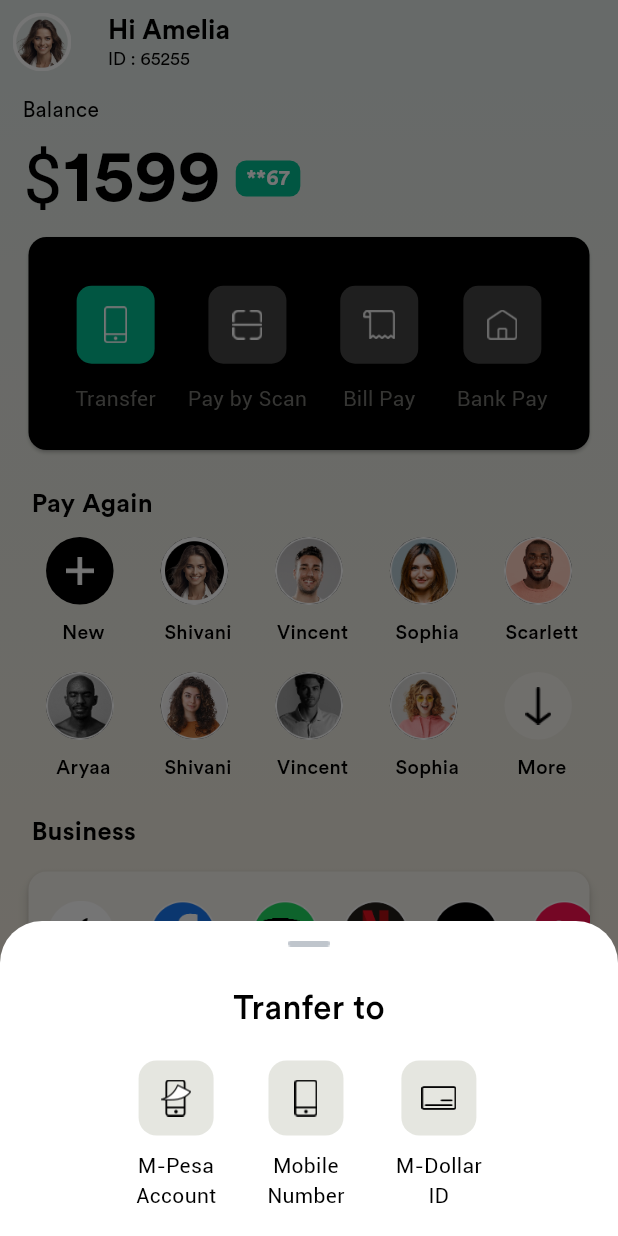
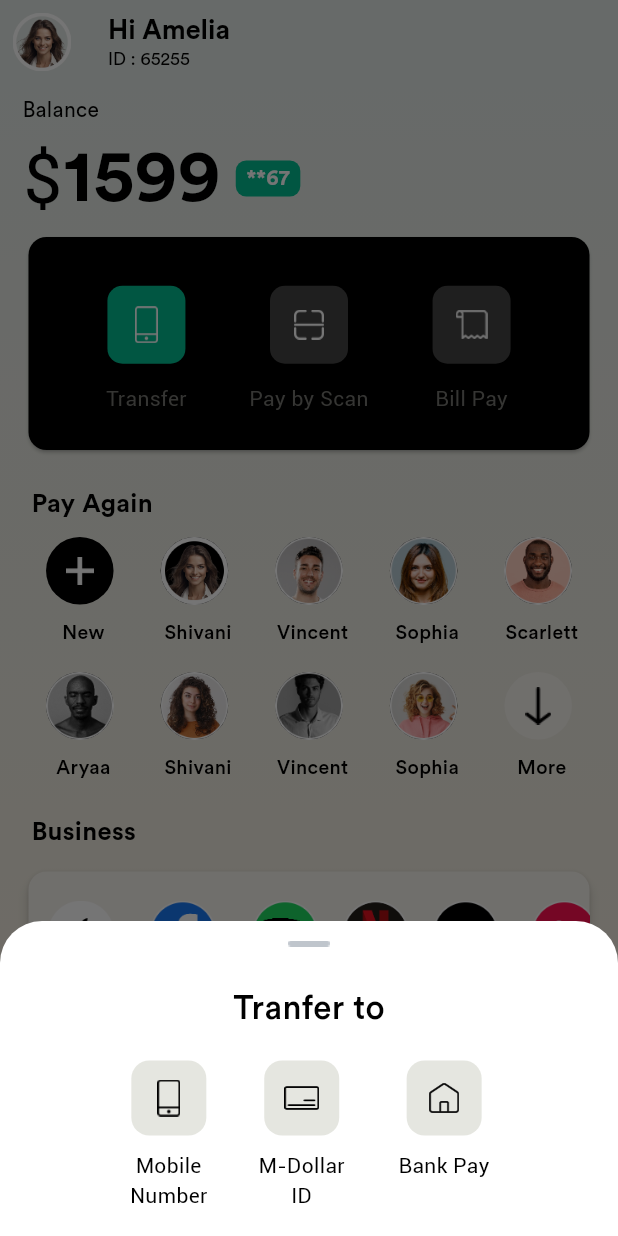
Before and after one commit to expoders8/M-Dollar-Expoders, a Flutter app: the screen it shows after launch, after a tap on "Transfer", on a phone screen of 412 x 824 dp. Run offline on Flutter 3.47's test engine with Material 3 defaults, Android fonts, the phone set to English and light mode, and no system bars; our stand-ins replace dotted_border, flutter_typeahead, get, image_picker; missing offline and left inert: qr_code_scanner; Roboto replaces fonts that are missing (CircularStd).

Commit message:
Design Changes

```diff
--- a/lib/app/ui/Home/home.dart
+++ b/lib/app/ui/Home/home.dart
@@ -238,8 +238,8 @@ class _HomePageState extends State<HomePage> {
                             "Pay by Scan", "assets/icons/noun-scan.png"),
                         buildPaymentCardWidget(
                             "Bill Pay", "assets/icons/document.png"),
-                        buildPaymentCardWidget(
-                            "Bank Pay", "assets/icons/homeicon.png"),
+                        // buildPaymentCardWidget(
+                        //     "Bank Pay", "assets/icons/homeicon.png"),
                         const SizedBox(width: 10),
                       ],
                     ),
@@ -464,39 +464,39 @@ class _HomePageState extends State<HomePage> {
                       Row(
                         mainAxisAlignment: MainAxisAlignment.center,
                         children: [
-                          GestureDetector(
-                            onTap: () {
-                              Get.back();
-                              Get.to(() => const MoneySendAndTransferPage(
-                                  tag: "M-Pesa Account"));
-                            },
-                            child: Column(
-                              children: [
-                                Container(
-                                  decoration: BoxDecoration(
-                                    borderRadius: BorderRadius.circular(12),
-                                    color: const Color(0xFFE5E6E0),
-                                  ),
-                                  height: 50,
-                                  width: 50,
-                                  child: Image.asset(
-                                    "assets/icons/transferMoney.png",
-                                    scale: 1.5,
-                                  ),
-                                ),
-                                const SizedBox(height: 10),
-                                const Text(
-                                  "M-Pesa\nAccount",
-                                  textAlign: TextAlign.center,
-                                  style: TextStyle(
-                                      color: kPrimaryColor,
-                                      fontSize: 14,
-                                      fontFamily: kCircularStdNormal),
-                                ),
-                              ],
-                            ),
-                          ),
-                          const SizedBox(width: 34),
+                          // GestureDetector(
+                          //   onTap: () {
+                          //     Get.back();
+                          //     Get.to(() => const MoneySendAndTransferPage(
+                          //         tag: "M-Pesa Account"));
+                          //   },
+                          //   child: Column(
+                          //     children: [
+                          //       Container(
+                          //         decoration: BoxDecoration(
+                          //           borderRadius: BorderRadius.circular(12),
+                          //           color: const Color(0xFFE5E6E0),
+                          //         ),
+                          //         height: 50,
+                          //         width: 50,
+                          //         child: Image.asset(
+                          //           "assets/icons/transferMoney.png",
+                          //           scale: 1.5,
+                          //         ),
+                          //       ),
+                          //       const SizedBox(height: 10),
+                          //       const Text(
+                          //         "M-Pesa\nAccount",
+                          //         textAlign: TextAlign.center,
+                          //         style: TextStyle(
+                          //             color: kPrimaryColor,
+                          //             fontSize: 14,
+                          //             fontFamily: kCircularStdNormal),
+                          //       ),
+                          //     ],
+                          //   ),
+                          // ),
+                          const SizedBox(width: 3),
                           GestureDetector(
                             onTap: () {
                               Get.back();
@@ -553,6 +553,39 @@ class _HomePageState extends State<HomePage> {
                                 const SizedBox(height: 10),
                                 const Text(
                                   "M-Dollar\nID",
+                                  textAlign: TextAlign.center,
+                                  style: TextStyle(
+                                      color: kPrimaryColor,
+                                      fontSize: 14,
+                                      fontFamily: kCircularStdNormal),
+                                ),
+                              ],
+                            ),
+                          ),
+                          const SizedBox(width: 34),
+                          GestureDetector(
+                            onTap: () {
+                              Get.back();
+                              bottomSheetforBankPay();
+                            },
+                            child: Column(
+                              children: [
+                                Container(
+                                  decoration: BoxDecoration(
+                                    borderRadius: BorderRadius.circular(12),
+                                    color: const Color(0xFFE5E6E0),
+                                  ),
+                                  height: 50,
+                                  width: 50,
+                                  child: Image.asset(
+                                    "assets/icons/homeicon.png",
+                                    scale: 1.5,
+                                    color: kPrimaryColor,
+                                  ),
+                                ),
+                                const SizedBox(height: 10),
+                                const Text(
+                                  "Bank Pay \n",
                                   textAlign: TextAlign.center,
                                   style: TextStyle(
                                       color: kPrimaryColor,
@@ -733,9 +766,7 @@ class _HomePageState extends State<HomePage> {
         if (selectedTitle == "Transfer") {
           bottomSheetforTranferTo();
         }
-        if (selectedTitle == "Bank Pay") {
-          bottomSheetforBankPay();
-        }
+
         if (selectedTitle == "Pay by Scan") {
           Get.toNamed(Routes.qRCodeScannerPage);
         }
--- a/lib/app/ui/MoneySend & Transfer/money_send_transfer.dart
+++ b/lib/app/ui/MoneySend & Transfer/money_send_transfer.dart
@@ -188,9 +188,9 @@ class _MoneySendAndTransferPageState extends State<MoneySendAndTransferPage> {
                       fontFamily: kCircularStdBold),
                 ),
                 const SizedBox(height: 15),
-                const Text(
-                  "Pay using M-pesa account",
-                  style: TextStyle(
+                Text(
+                  "Pay using ${widget.tag}",
+                  style: const TextStyle(
                       color: kPrimaryColor,
                       fontSize: 15,
                       fontFamily: kCircularStdMedium),
```
